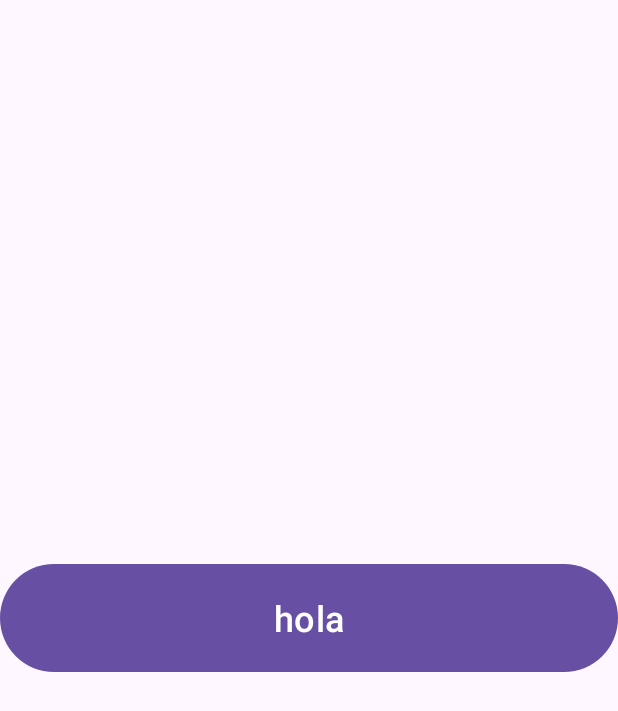
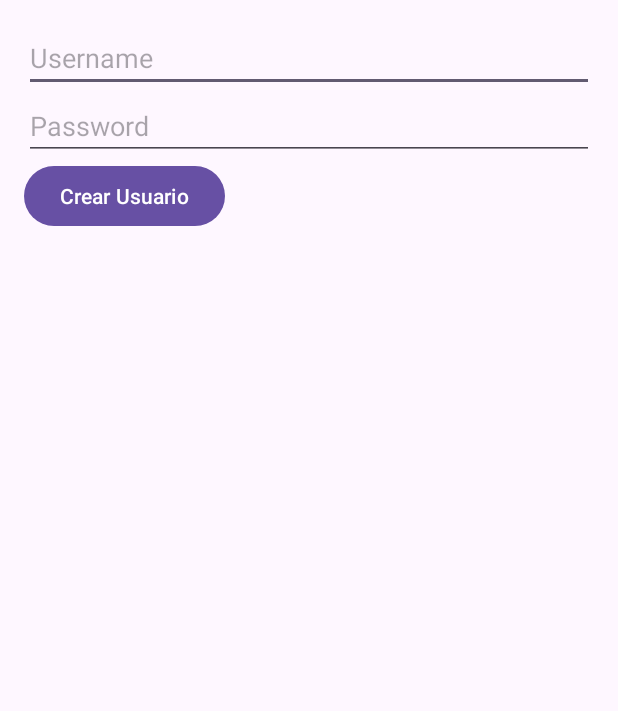
Before and after one commit to Will0695/FAWHA, an Android app: the layout activity_new_user.xml on its own in the app's theme, with its tools: preview values and no code run, on a phone screen of 412 x 824 dp. Shown: the top 711 px of the screen. Run offline under Robolectric (Android 15) with nearby library versions, the phone set to English and light mode, and no system bars; network calls fail.

Commit message:
PESTAÑA INGRESO USUARIOS- By William

```diff
--- a/app/src/main/res/layout/activity_new_user.xml
+++ b/app/src/main/res/layout/activity_new_user.xml
@@ -1,22 +1,29 @@
 <?xml version="1.0" encoding="utf-8"?>
-<androidx.constraintlayout.widget.ConstraintLayout xmlns:android="http://schemas.android.com/apk/res/android"
-    xmlns:app="http://schemas.android.com/apk/res-auto"
+<LinearLayout xmlns:android="http://schemas.android.com/apk/res/android"
     xmlns:tools="http://schemas.android.com/tools"
-    android:id="@+id/main"
     android:layout_width="match_parent"
     android:layout_height="match_parent"
+    android:orientation="vertical"
+    android:padding="16dp"
     tools:context=".NewUser">
 
+    <EditText
+        android:id="@+id/usernameEditText"
+        android:layout_width="match_parent"
+        android:layout_height="wrap_content"
+        android:hint="Username" />
+
+    <EditText
+        android:id="@+id/passwordEditText"
+        android:layout_width="match_parent"
+        android:layout_height="wrap_content"
+        android:hint="Password"
+        android:inputType="textPassword" />
+
     <Button
-        android:id="@+id/newUsuario"
-        android:layout_width="match_parent"
-        android:layout_height="80dp"
-        android:onClick="irAIngresoUsuario"
-        android:text="hola"
-        android:textSize="24sp"
-        app:layout_constraintBottom_toBottomOf="parent"
-        app:layout_constraintEnd_toEndOf="parent"
-        app:layout_constraintStart_toStartOf="parent"
-        app:layout_constraintTop_toTopOf="parent" />
+        android:id="@+id/crearButton"
+        android:layout_width="wrap_content"
+        android:layout_height="wrap_content"
+        android:text="Crear Usuario" />
 
-</androidx.constraintlayout.widget.ConstraintLayout>
+</LinearLayout>
```
Also changed, not shown: app/src/main/java/com/example/pruebafinalis/NewUser.java (+44 -3 lines).
